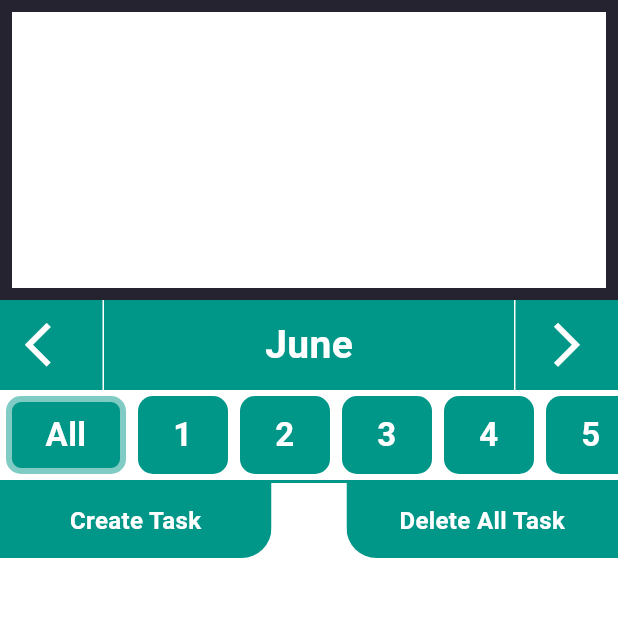
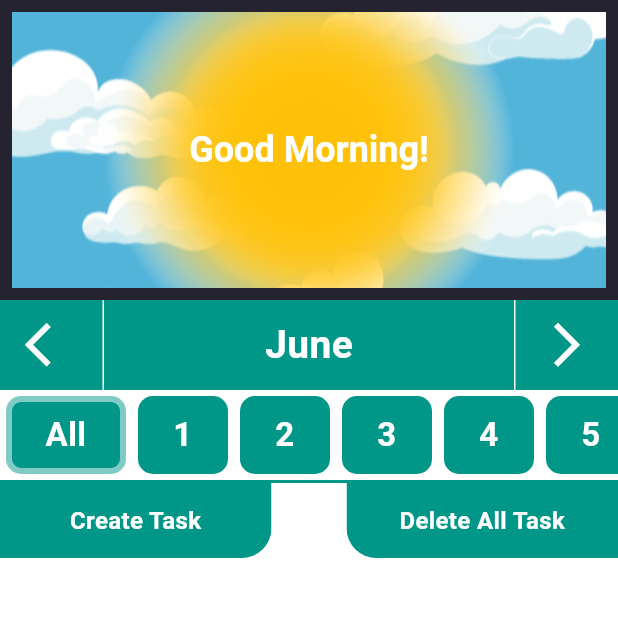
Before and after one commit to tmbmnadim/ToDo-List, a Flutter app: the screen it shows after launch, on a phone screen of 412 x 824 dp, the part 84-701 px from its top. Run offline on Flutter 3.47's test engine with Material 3 defaults, Android fonts, the phone set to English and light mode, and no system bars; our stand-ins replace flutter_easyloading, flutter_riverpod, hive, hive_flutter; accounts and stored records are empty.

```diff
--- a/lib/View/Home/homepage.dart
+++ b/lib/View/Home/homepage.dart
@@ -2,12 +2,13 @@ import 'package:flutter/material.dart';
 import 'package:flutter_riverpod/flutter_riverpod.dart';
 import 'package:intl/intl.dart';
 import 'package:todolist/Models/task_model.dart';
-import 'package:todolist/View%20Model/theme_notifier.dart';
+import 'package:todolist/Riverpod/theme_notifier.dart';
 import 'package:todolist/View/archive_page.dart';
 import 'package:todolist/View/create_new_task.dart';
 import 'package:todolist/View/widgets/delete_task_dialog.dart';
-import '../../View Model/date_state.dart';
-import '../../View Model/task_state.dart';
+import 'package:todolist/View/widgets/welcom_static_bg.dart';
+import '../../Riverpod/date_state.dart';
+import '../../Riverpod/task_state.dart';
 import '../widgets/animated_welcome_bar.dart';
 import '../widgets/create_delete_task_buttons.dart';
 import '../widgets/custom_methods.dart';
@@ -67,18 +68,9 @@ class Homepage extends ConsumerWidget {
         width: scrSize.width,
         child: Column(
           children: [
-            Container(
+            WelcomeBGStatic(
               height: 200,
               width: scrSize.width,
-              decoration: BoxDecoration(
-                border: Border.all(
-                  color: Theme.of(context).canvasColor,
-                  width: 8,
-                ),
-              ),
-              // child: const AnimatedWelcomeBar(
-              //   height: 200,
-              // ),
             ),
             MonthViewer(
               height: 60,
--- a/lib/View/archive_page.dart
+++ b/lib/View/archive_page.dart
@@ -1,7 +1,7 @@
 import 'package:flutter/material.dart';
 import 'package:flutter_riverpod/flutter_riverpod.dart';
 import 'package:todolist/Models/task_model.dart';
-import 'package:todolist/View%20Model/task_state.dart';
+import 'package:todolist/Riverpod/task_state.dart';
 import 'package:todolist/View/widgets/custom_text_button.dart';
 import 'package:todolist/View/widgets/delete_task_dialog.dart';
 import 'package:todolist/View/widgets/task_tile.dart';
--- a/lib/View/create_new_task.dart
+++ b/lib/View/create_new_task.dart
@@ -2,7 +2,7 @@ import 'package:flutter/material.dart';
 import 'package:flutter_riverpod/flutter_riverpod.dart';
 import 'package:intl/intl.dart';
 import 'package:todolist/Models/task_model.dart';
-import 'package:todolist/View%20Model/task_state.dart';
+import 'package:todolist/Riverpod/task_state.dart';
 import 'package:todolist/View/widgets/custom_text_button.dart';
 import 'package:todolist/View/widgets/custom_text_field.dart';
 
--- /dev/null
+++ b/lib/View/widgets/welcom_static_bg.dart
@@ -0,0 +1,70 @@
+import 'dart:async';
+
+import 'package:flutter/material.dart';
+
+class WelcomeBGStatic extends StatefulWidget {
+  final double height;
+  final double width;
+  const WelcomeBGStatic({
+    super.key,
+    this.height = 200,
+    this.width = 300,
+  });
+
+  @override
+  State<WelcomeBGStatic> createState() => _WelcomeBGStaticState();
+}
+
+class _WelcomeBGStaticState extends State<WelcomeBGStatic> {
+  bool isMorning = true;
+  void changeBanner() {}
+
+  @override
+  void initState() {
+    super.initState();
+    Timer.periodic(const Duration(minutes: 1), (timer) {
+      if (TimeOfDay.now().hour < 18) {
+        isMorning = true;
+        print("MORNING");
+      } else {
+        isMorning = false;
+        print("EVENING");
+        setState(() {});
+      }
+    });
+  }
+
+  @override
+  Widget build(BuildContext context) {
+    return Container(
+      height: widget.height,
+      width: widget.width,
+      decoration: BoxDecoration(
+        color: Theme.of(context).primaryColor,
+        border: Border.all(
+          color: isMorning
+              ? Theme.of(context).canvasColor
+              : Theme.of(context).primaryColorDark,
+          width: 8,
+        ),
+        image: DecorationImage(
+          image: AssetImage(isMorning ? "assets/bg0.png" : "assets/bg1.png"),
+          fit: BoxFit.cover,
+        ),
+      ),
+      child: Center(
+        child: Text(
+          isMorning ? "Good Morning!" : "Good Evening!",
+          textAlign: TextAlign.center,
+          style: Theme.of(context)
+              .textTheme
+              .headlineSmall!
+              .copyWith(color: Colors.white),
+        ),
+      ),
+      // child: const AnimatedWelcomeBar(
+      //   height: 200,
+      // ),
+    );
+  }
+}
--- a/lib/main.dart
+++ b/lib/main.dart
@@ -2,8 +2,8 @@ import 'package:flutter/material.dart';
 import 'package:flutter_easyloading/flutter_easyloading.dart';
 import 'package:flutter_riverpod/flutter_riverpod.dart';
 import 'package:hive_flutter/hive_flutter.dart';
-import 'package:todolist/View%20Model/task_state.dart';
-import 'package:todolist/View%20Model/theme_notifier.dart';
+import 'package:todolist/Riverpod/task_state.dart';
+import 'package:todolist/Riverpod/theme_notifier.dart';
 import 'Models/task_model.dart';
 import 'View/Home/homepage.dart';
 import 'app_theme.dart';
--- a/pubspec.yaml
+++ b/pubspec.yaml
@@ -29,6 +29,7 @@ flutter:
   uses-material-design: true
   assets:
     - images/
+    - assets/
   fonts:
     - family: Grape Nuts
       fonts:
```
Also changed, not shown: assets/bg0.png (added), assets/bg1.png (added), lib/Riverpod/date_state.dart (renamed from lib/View Model/date_state.dart), lib/Riverpod/task_state.dart (renamed from lib/View Model/task_state.dart), lib/Riverpod/theme_notifier.dart (renamed from lib/View Model/theme_notifier.dart), pubspec.lock.
